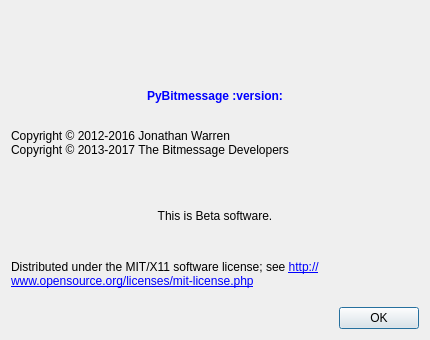
Qt form src/bitmessageqt/about.ui (Bitmessage/PyBitmessage) before a commit.
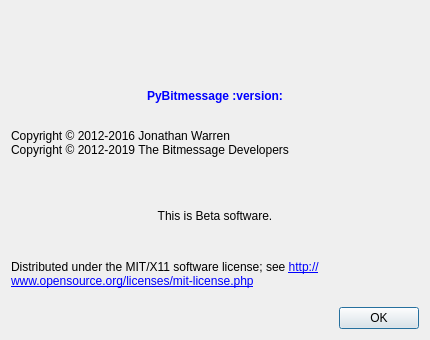
The same form after that commit. Icons and pictures are not drawn.

Commit message: Changed copyright year to 2019

The edit to the form file:
```diff
--- a/src/bitmessageqt/about.ui
+++ b/src/bitmessageqt/about.ui
@@ -46,7 +46,7 @@
     <item alignment="Qt::AlignLeft">
       <widget class="QLabel" name="label_2">
 	<property name="text">
-	  <string>&lt;html&gt;&lt;head/&gt;&lt;body&gt;&lt;p&gt;Copyright © 2012-2016 Jonathan Warren&lt;br/&gt;Copyright © 2013-2017 The Bitmessage Developers&lt;/p&gt;&lt;/body&gt;&lt;/html&gt;</string>
+	  <string>&lt;html&gt;&lt;head/&gt;&lt;body&gt;&lt;p&gt;Copyright © 2012-2016 Jonathan Warren&lt;br/&gt;Copyright © 2012-2019 The Bitmessage Developers&lt;/p&gt;&lt;/body&gt;&lt;/html&gt;</string>
 	</property>
 	<property name="alignment">
 	  <set>Qt::AlignLeft</set>
```
The commit also changes 4 other files.
